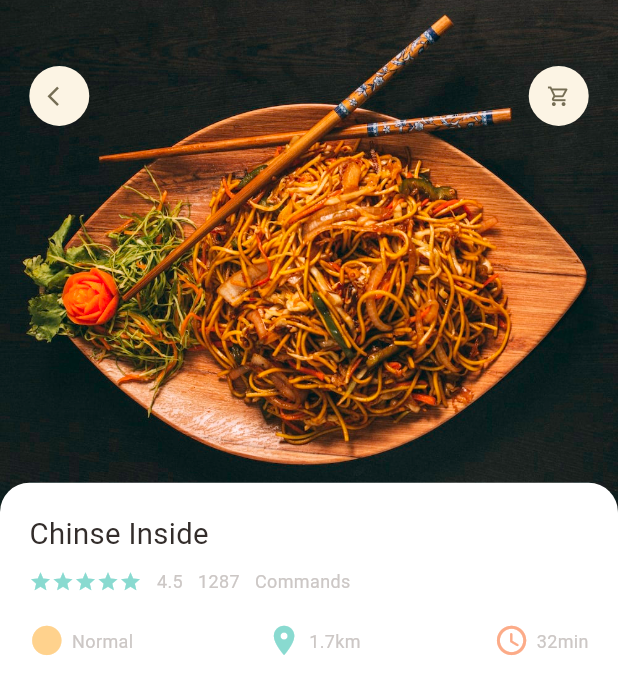
After one commit to SukumarRaja/ecomm_cus, a Flutter app: the screen it shows after launch, after a tap on "Nutrition fruit meal in china", on a phone screen of 412 x 824 dp. The commit adds this screen. Shown: the top 695 px of the screen. Run offline on Flutter 3.47's test engine with Material 2 defaults, Android fonts, the light colour scheme and no system bars; our stand-ins replace get; Roboto replaces fonts that are missing (roboto).

Commit message:
popular food details page worked(ref video 3:40:12)

```diff
--- /dev/null
+++ b/lib/app/ui/pages/food/popular_food_details.dart
@@ -0,0 +1,114 @@
+import 'package:ecomm_cus/app/ui/themes/colors.dart';
+import 'package:ecomm_cus/app/ui/widgets/food/popular/icon.dart';
+import 'package:flutter/material.dart';
+import '../../../utility/dimensions.dart';
+import '../../widgets/common/text.dart';
+import '../../widgets/icon_and_text.dart';
+
+class PopularFoodDetails extends StatelessWidget {
+  const PopularFoodDetails({super.key});
+
+  @override
+  Widget build(BuildContext context) {
+    return Scaffold(
+      body: Stack(
+        children: [
+          Positioned(
+              left: 0,
+              right: 0,
+              child: Container(
+                width: double.maxFinite,
+                height: Dimensions.popularFoodImageSize,
+                decoration: const BoxDecoration(
+                    image: DecorationImage(
+                        fit: BoxFit.cover,
+                        image: AssetImage('assets/images/food.jpg'))),
+              )),
+          Positioned(
+            top: Dimensions.height45,
+            left: Dimensions.width20,
+            right: Dimensions.width20,
+            child: const Row(
+              mainAxisAlignment: MainAxisAlignment.spaceBetween,
+              children: [
+                PopularPageIcon(icon: Icons.arrow_back_ios),
+                PopularPageIcon(icon: Icons.shopping_cart_outlined),
+              ],
+            ),
+          ),
+          Positioned(
+            left: 0,
+            right: 0,
+            bottom: 0,
+            top: Dimensions.popularFoodImageSize - 20,
+            child: Container(
+              padding: EdgeInsets.only(
+                  left: Dimensions.width20,
+                  right: Dimensions.width20,
+                  top: Dimensions.height20),
+              decoration: BoxDecoration(
+                  borderRadius: BorderRadius.only(
+                      topRight: Radius.circular(Dimensions.radius20),
+                      topLeft: Radius.circular(Dimensions.radius20)),
+                  color: AppColors.white),
+              child: Column(
+                crossAxisAlignment: CrossAxisAlignment.start,
+                children: [
+                  const BigText(text: "Chinse Inside"),
+                  SizedBox(
+                    height: Dimensions.height10,
+                  ),
+                  Row(
+                    children: [
+                      Wrap(
+                        children: List.generate(5, (index) {
+                          return const Icon(
+                            Icons.star,
+                            color: AppColors.primary,
+                            size: 15,
+                          );
+                        }),
+                      ),
+                      const SizedBox(
+                        width: 10,
+                      ),
+                      const SmallText(text: "4.5"),
+                      const SizedBox(
+                        width: 10,
+                      ),
+                      const SmallText(text: "1287"),
+                      const SizedBox(
+                        width: 10,
+                      ),
+                      const SmallText(text: "Commands"),
+                    ],
+                  ),
+                  SizedBox(
+                    height: Dimensions.height20,
+                  ),
+                  const Row(
+                    mainAxisAlignment: MainAxisAlignment.spaceBetween,
+                    children: [
+                      IconAndText(
+                          icon: Icons.circle_sharp,
+                          text: "Normal",
+                          iconColor: AppColors.icon1),
+                      IconAndText(
+                          icon: Icons.location_on,
+                          text: "1.7km",
+                          iconColor: AppColors.primary),
+                      IconAndText(
+                          icon: Icons.access_time_rounded,
+                          text: "32min",
+                          iconColor: AppColors.icon2),
+                    ],
+                  )
+                ],
+              ),
+            ),
+          )
+        ],
+      ),
+    );
+  }
+}
--- /dev/null
+++ b/lib/app/ui/widgets/food/popular/icon.dart
@@ -0,0 +1,32 @@
+import 'package:flutter/material.dart';
+import '../../../../utility/dimensions.dart';
+
+class PopularPageIcon extends StatelessWidget {
+  const PopularPageIcon(
+      {super.key,
+      required this.icon,
+      this.backgroundColor = const Color(0xFFfcf4e4),
+      this.iconColor = const Color(0xFF756d54),
+      this.size = 40});
+
+  final IconData icon;
+  final Color backgroundColor;
+  final Color iconColor;
+  final double size;
+
+  @override
+  Widget build(BuildContext context) {
+    return Container(
+      height: size,
+      width: size,
+      decoration: BoxDecoration(
+          borderRadius: BorderRadius.circular(size / 2),
+          color: backgroundColor),
+      child: Icon(
+        icon,
+        color: iconColor,
+        size: Dimensions.iconSize16,
+      ),
+    );
+  }
+}
--- a/lib/app/ui/widgets/home/food_list.dart
+++ b/lib/app/ui/widgets/home/food_list.dart
@@ -1,4 +1,6 @@
+import 'package:ecomm_cus/app/ui/pages/food/popular_food_details.dart';
 import 'package:flutter/material.dart';
+import 'package:get/get.dart';
 import '../../../utility/dimensions.dart';
 import '../../themes/colors.dart';
 import '../common/text.dart';
@@ -15,7 +17,11 @@ class PopularFoodList extends StatelessWidget {
           physics: const BouncingScrollPhysics(),
           shrinkWrap: true,
           itemBuilder: (context, index) {
-            return Container(
+            return GestureDetector(
+              onTap: () {
+                Get.to(() => const PopularFoodDetails());
+              },
+              child: Container(
                 margin: EdgeInsets.only(
                     left: Dimensions.width20,
                     right: Dimensions.width20,
@@ -61,7 +67,8 @@ class PopularFoodList extends StatelessWidget {
                                 height: Dimensions.height10,
                               ),
                               const Row(
-                              mainAxisAlignment: MainAxisAlignment.spaceBetween,
+                                mainAxisAlignment:
+                                    MainAxisAlignment.spaceBetween,
                                 children: [
                                   IconAndText(
                                       icon: Icons.circle_sharp,
@@ -84,6 +91,7 @@ class PopularFoodList extends StatelessWidget {
                     )
                   ],
                 ),
+              ),
             );
           }),
     );
--- a/lib/app/utility/dimensions.dart
+++ b/lib/app/utility/dimensions.dart
@@ -32,8 +32,12 @@ class Dimensions {
 
   //icon Size
   static double iconSize24 = screenHeight / 35.17;
+  static double iconSize16 = screenHeight / 52.75;
 
   //popular list view
   static double imageSize = screenWidth / 3.25;
   static double textContainerSize = screenWidth / 3.9;
+
+  //popular food
+  static double popularFoodImageSize = screenHeight / 2.41;
 }
--- /dev/null
+++ b/lib/l10n/app_en.arb
@@ -0,0 +1,5 @@
+{
+  "app_title": "Results and standings",
+  "results": "Results",
+  "standings": "Standings"
+}
```
Lines whose indentation alone changed are shown as unchanged.
